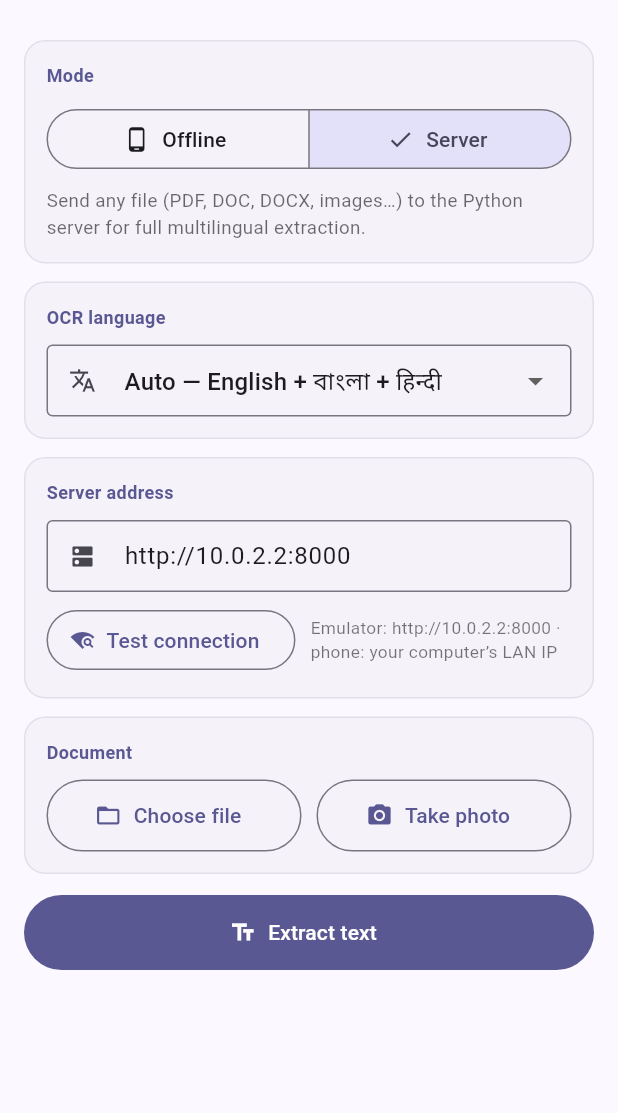
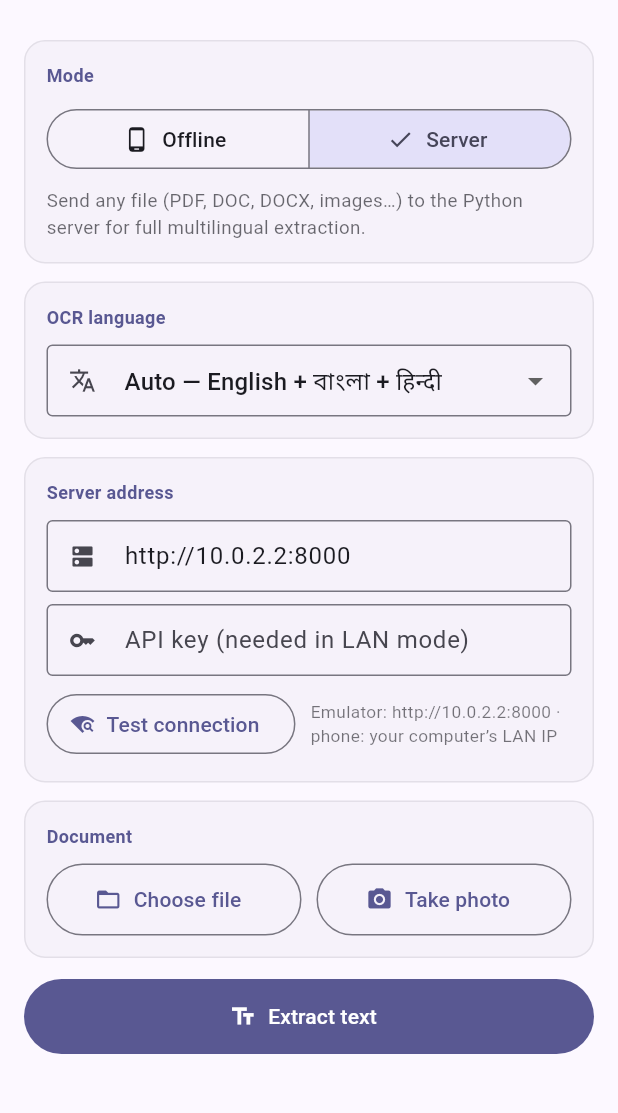
Before and after one commit to simanto848/ocr, a Flutter app: the screen it shows after launch, on a phone screen of 412 x 824 dp, the part 68-1181 px from its top. Run offline on Flutter 3.47's test engine with Material 3 defaults, Android fonts, the phone set to English and light mode, and no system bars; our stand-ins replace file_picker, image_picker, share_plus, shared_preferences; missing offline and left inert: tesseract_ocr.

Commit message:
feat(android): send API key to server in LAN mode

```diff
--- a/ocr_app/lib/screens/home_screen.dart
+++ b/ocr_app/lib/screens/home_screen.dart
@@ -22,6 +22,7 @@ class HomeScreen extends StatefulWidget {
 
 class _HomeScreenState extends State<HomeScreen> {
   final _urlController = TextEditingController(text: 'http://10.0.2.2:8000');
+  final _keyController = TextEditingController();
   SharedPreferences? _prefs;
 
   ExtractMode _mode = ExtractMode.server;
@@ -50,6 +51,7 @@ class _HomeScreenState extends State<HomeScreen> {
       _mode = (prefs.getString('mode') == 'offline') ? ExtractMode.offline : ExtractMode.server;
       _language = prefs.getString('language') ?? 'auto';
       _urlController.text = prefs.getString('serverUrl') ?? 'http://10.0.2.2:8000';
+      _keyController.text = prefs.getString('apiKey') ?? '';
     });
   }
 
@@ -59,6 +61,7 @@ class _HomeScreenState extends State<HomeScreen> {
     await prefs.setString('mode', _mode.name);
     await prefs.setString('language', _language);
     await prefs.setString('serverUrl', _urlController.text.trim());
+    await prefs.setString('apiKey', _keyController.text.trim());
   }
 
   void _notify(String message) {
@@ -114,7 +117,7 @@ class _HomeScreenState extends State<HomeScreen> {
       if (_mode == ExtractMode.offline) {
         result = await OcrService.extract(path, languageChoice: _language, onProgress: _progress);
       } else {
-        final service = ServerService(_urlController.text);
+        final service = ServerService(_urlController.text, apiKey: _keyController.text.trim());
         result = await service.extract(path: path, languageChoice: _language, onProgress: _progress);
       }
       if (!mounted) return;
@@ -133,7 +136,7 @@ class _HomeScreenState extends State<HomeScreen> {
       _serverInfo = 'connecting…';
     });
     try {
-      final info = await ServerService(_urlController.text).status();
+      final info = await ServerService(_urlController.text, apiKey: _keyController.text.trim()).status();
       if (!mounted) return;
       setState(() => _serverInfo = '${info['engine']} · ${(info['languages'] as List?)?.join(', ')}');
       await _savePrefs();
@@ -149,6 +152,7 @@ class _HomeScreenState extends State<HomeScreen> {
   @override
   void dispose() {
     _urlController.dispose();
+    _keyController.dispose();
     super.dispose();
   }
 
@@ -234,6 +238,18 @@ class _HomeScreenState extends State<HomeScreen> {
                         border: OutlineInputBorder(),
                         isDense: true,
                       ),
+                    ),
+                    const SizedBox(height: 8),
+                    TextField(
+                      controller: _keyController,
+                      obscureText: true,
+                      decoration: const InputDecoration(
+                        hintText: 'API key (needed in LAN mode)',
+                        prefixIcon: Icon(Icons.key),
+                        border: OutlineInputBorder(),
+                        isDense: true,
+                      ),
+                      onChanged: (_) => _savePrefs(),
                     ),
                     const SizedBox(height: 8),
                     Row(
--- a/ocr_app/lib/services/server_service.dart
+++ b/ocr_app/lib/services/server_service.dart
@@ -9,14 +9,18 @@ import 'languages.dart';
 /// Client for the Python extraction server (full format + language support).
 class ServerService {
   final String baseUrl;
+  final String apiKey;
 
-  ServerService(String url)
+  ServerService(String url, {this.apiKey = ''})
       : baseUrl = url.trim().replaceFirst(RegExp(r'/+$'), '');
+
+  Map<String, String> get _headers => apiKey.isEmpty ? {} : {'X-API-Key': apiKey};
 
   Uri _uri(String path) => Uri.parse('$baseUrl$path');
 
   Future<Map<String, dynamic>> status() async {
-    final r = await http.get(_uri('/api/status')).timeout(const Duration(seconds: 8));
+    final r = await http.get(_uri('/api/status'), headers: _headers)
+        .timeout(const Duration(seconds: 8));
     if (r.statusCode != 200) throw Exception('Server returned ${r.statusCode}');
     return jsonDecode(r.body) as Map<String, dynamic>;
   }
@@ -30,6 +34,7 @@ class ServerService {
     onProgress?.call('uploading', 5);
 
     final request = http.MultipartRequest('POST', _uri('/api/upload'))
+      ..headers.addAll(_headers)
       ..fields['lang'] = LanguageChoice.serverValue(languageChoice)
       ..files.add(await http.MultipartFile.fromPath('file', path));
 
```
